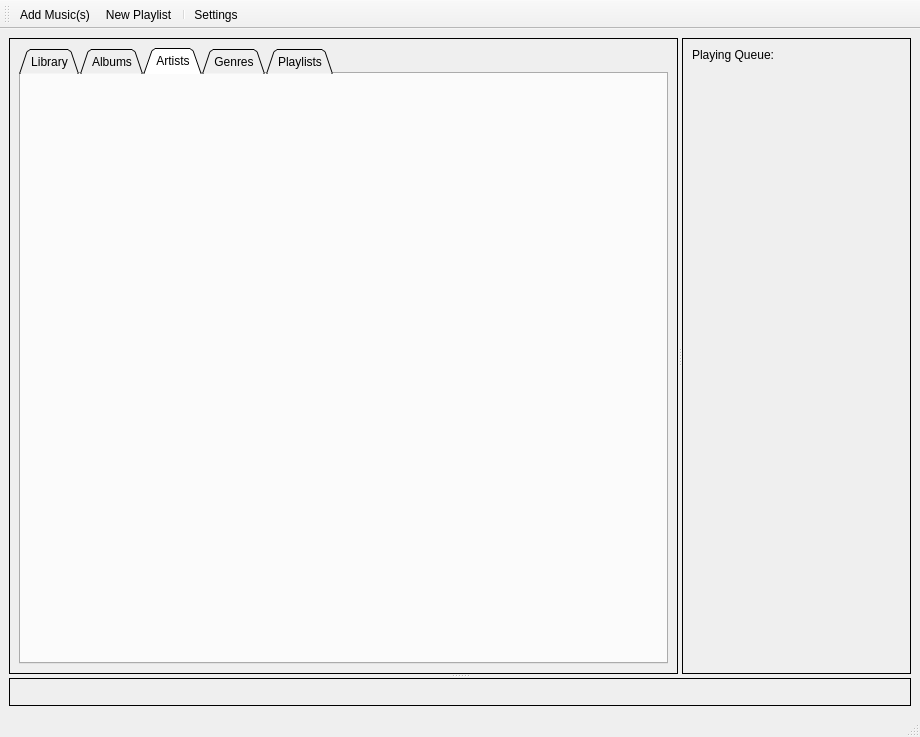
First picture: the form in gui/main_window_ui.ui, repository tornado80/tonebox, before the edit.
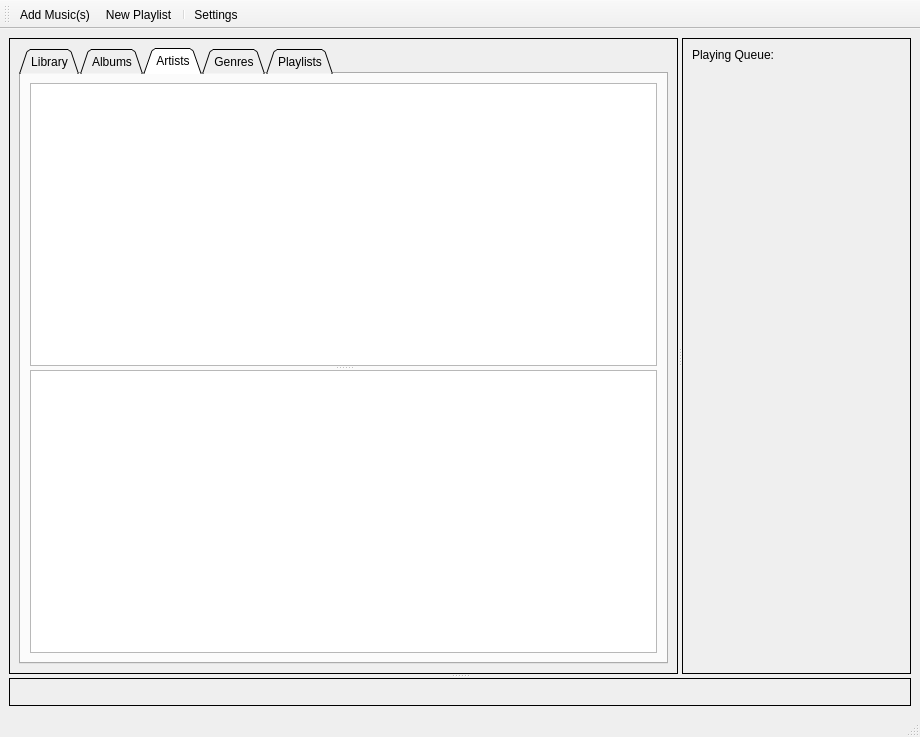
Second picture: the form after the edit. The open tabs and pages were chosen to show the change. Icons and pictures are not drawn. Custom widgets are drawn as their Qt base class.

```diff
--- a/gui/main_window_ui.ui
+++ b/gui/main_window_ui.ui
@@ -73,6 +73,17 @@
             <attribute name="title">
              <string>Artists</string>
             </attribute>
+            <layout class="QVBoxLayout" name="verticalLayout_7">
+             <item>
+              <widget class="QSplitter" name="splitter_2">
+               <property name="orientation">
+                <enum>Qt::Vertical</enum>
+               </property>
+               <widget class="FilterView" name="artistFilterView"/>
+               <widget class="SongsView" name="artistSongsView"/>
+              </widget>
+             </item>
+            </layout>
            </widget>
            <widget class="QWidget" name="genresTab">
             <attribute name="title">
@@ -202,6 +213,16 @@
    <extends>QListWidget</extends>
    <header>.views</header>
   </customwidget>
+  <customwidget>
+   <class>PlaylistFilterView</class>
+   <extends>QListWidget</extends>
+   <header>.views</header>
+  </customwidget>
+  <customwidget>
+   <class>PlaylistSongsView</class>
+   <extends>QTableWidget</extends>
+   <header>.views</header>
+  </customwidget>
  </customwidgets>
  <resources>
   <include location="icons.qrc"/>
```
Left out of the diff: 22 changed lines with no effect on the pictures.
